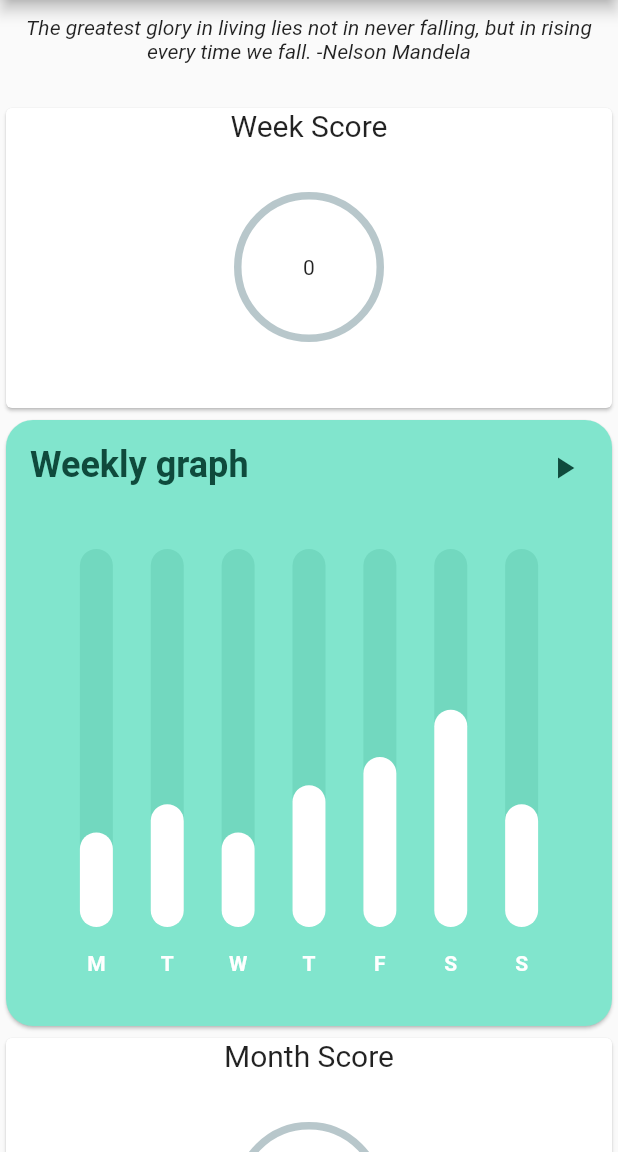
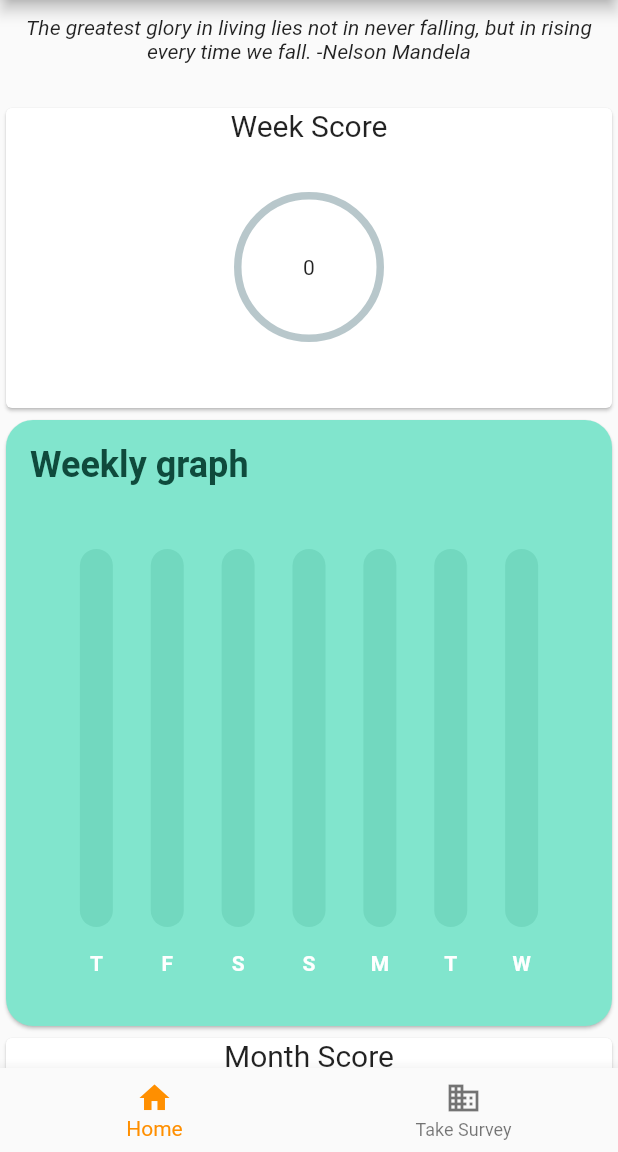
Before and after one commit to blueant006/personalTracker, a Flutter app: the screen it shows after launch, on a phone screen of 412 x 824 dp, the part 84-1236 px from its top. Run offline on Flutter 3.47's test engine with Material 2 defaults, Android fonts, the phone set to English and light mode, and no system bars; drawn by our look-alikes of fl_chart, percent_indicator; our stand-ins replace shared_preferences.

Commit message:
added graph

```diff
--- a/lib/Dashboard.dart
+++ b/lib/Dashboard.dart
@@ -6,6 +6,7 @@ import 'dart:math';
 import 'dart:async';
 import 'quote.dart';
 import 'graph.dart';
+import 'main.dart';
 
 class Dashboard extends StatefulWidget {
   @override
@@ -16,20 +17,20 @@ class Dashboard extends StatefulWidget {
   }
 }
 
-List<String> vaa;
+List<String> vaa = [];
 String weekScore = "0";
 String monthScore = "0";
 double getDayScore(List<String> a) {
   return ((0.75 * int.parse(a[0])) +
-          (0.25 * int.parse(a[1])) +
+          (0.50 * int.parse(a[1])) +
           (0.25 * int.parse(a[2])) +
           (3 * int.parse(a[3])) +
           (1 * int.parse(a[4])) +
           (1.5 * int.parse(a[5])) +
           (1 * int.parse(a[6])) +
-          (1 * int.parse(a[7])) +
-          (0.25 * int.parse(a[8]))) /
-      9;
+          (1.5 * int.parse(a[7])) +
+          (0.50 * int.parse(a[8]))) /
+      10;
 }
 
 Future<String> read7day() async {
@@ -64,7 +65,7 @@ Future<String> read7day() async {
 }
 
 double roundDouble(double value, int places) {
-  double mod = pow(10.0, places);
+  double mod = pow(10.0, places).toDouble();
   return ((value * mod).round().toDouble() / mod);
 }
 
@@ -157,6 +158,7 @@ class DashboardState extends State<Dashboard> {
                       ConnectionState.waiting) {
                     return (Text("Waiting..."));
                   }
+                  throw 'TODO';
                 }),
             BarChartSample1(),
             FutureBuilder<String>(
@@ -200,6 +202,7 @@ class DashboardState extends State<Dashboard> {
                       ConnectionState.waiting) {
                     return (Text("Waiting..."));
                   }
+                  throw 'TODO';
                 }),
             ElevatedButton(
                 child:
--- a/lib/graph.dart
+++ b/lib/graph.dart
@@ -3,6 +3,7 @@ import 'dart:math';
 import 'package:flutter/gestures.dart';
 import 'package:fl_chart/fl_chart.dart';
 import 'package:flutter/material.dart';
+import 'package:shared_preferences/shared_preferences.dart';
 
 class BarChartSample1 extends StatefulWidget {
   final List<Color> availableColors = [
@@ -25,76 +26,10 @@ class BarChartSample1State extends State<BarChartSample1> {
   int touchedIndex = -1;
 
   bool isPlaying = false;
-
-  @override
-  Widget build(BuildContext context) {
-    return AspectRatio(
-      aspectRatio: 1,
-      child: Card(
-        shape: RoundedRectangleBorder(borderRadius: BorderRadius.circular(18)),
-        color: const Color(0xff81e5cd),
-        child: Stack(
-          children: <Widget>[
-            Padding(
-              padding: const EdgeInsets.all(16),
-              child: Column(
-                crossAxisAlignment: CrossAxisAlignment.stretch,
-                mainAxisAlignment: MainAxisAlignment.start,
-                mainAxisSize: MainAxisSize.max,
-                children: <Widget>[
-                  Text(
-                    'Weekly graph',
-                    style: TextStyle(
-                        color: const Color(0xff0f4a3c),
-                        fontSize: 24,
-                        fontWeight: FontWeight.bold),
-                  ),
-                  const SizedBox(
-                    height: 4,
-                  ),
-                  const SizedBox(
-                    height: 38,
-                  ),
-                  Expanded(
-                    child: Padding(
-                      padding: const EdgeInsets.symmetric(horizontal: 8.0),
-                      child: BarChart(
-                        isPlaying ? randomData() : mainBarData(),
-                        swapAnimationDuration: animDuration,
-                      ),
-                    ),
-                  ),
-                  const SizedBox(
-                    height: 12,
-                  ),
-                ],
-              ),
-            ),
-            Padding(
-              padding: const EdgeInsets.all(8.0),
-              child: Align(
-                alignment: Alignment.topRight,
-                child: IconButton(
-                  icon: Icon(
-                    isPlaying ? Icons.pause : Icons.play_arrow,
-                    color: const Color(0xff0f4a3c),
-                  ),
-                  onPressed: () {
-                    setState(() {
-                      isPlaying = !isPlaying;
-                      if (isPlaying) {
-                        refreshState();
-                      }
-                    });
-                  },
-                ),
-              ),
-            )
-          ],
-        ),
-      ),
-    );
-  }
+  List<String> vaa = [];
+  String weekScore = "";
+  List<int> days = [];
+  List<double> scores = [];
 
   BarChartGroupData makeGroupData(
     int x,
@@ -113,7 +48,7 @@ class BarChartSample1State extends State<BarChartSample1> {
           width: width,
           backDrawRodData: BackgroundBarChartRodData(
             show: true,
-            y: 20,
+            y: 10,
             colors: [barBackgroundColor],
           ),
         ),
@@ -122,26 +57,77 @@ class BarChartSample1State extends State<BarChartSample1> {
     );
   }
 
-  List<BarChartGroupData> showingGroups() => List.generate(7, (i) {
-        switch (i) {
-          case 0:
-            return makeGroupData(0, 5, isTouched: i == touchedIndex);
-          case 1:
-            return makeGroupData(1, 6.5, isTouched: i == touchedIndex);
-          case 2:
-            return makeGroupData(2, 5, isTouched: i == touchedIndex);
-          case 3:
-            return makeGroupData(3, 7.5, isTouched: i == touchedIndex);
-          case 4:
-            return makeGroupData(4, 9, isTouched: i == touchedIndex);
-          case 5:
-            return makeGroupData(5, 11.5, isTouched: i == touchedIndex);
-          case 6:
-            return makeGroupData(6, 6.5, isTouched: i == touchedIndex);
-          default:
-            return throw Error();
+  var dayMap = {
+    "Monday": 0,
+    "Tuesday": 1,
+    "Wednesday": 2,
+    "Thursaday": 3,
+    "Friday": 4,
+    "Sataurday": 5,
+    "Sunday": 6
+  };
+  double getDayScore(List<String> a) {
+    return ((0.75 * int.parse(a[0])) +
+            (0.50 * int.parse(a[1])) +
+            (0.25 * int.parse(a[2])) +
+            (3 * int.parse(a[3])) +
+            (1 * int.parse(a[4])) +
+            (1.5 * int.parse(a[5])) +
+            (1 * int.parse(a[6])) +
+            (1.5 * int.parse(a[7])) +
+            (0.50 * int.parse(a[8]))) /
+        10;
   }
-      });
+
+  double roundDouble(double value, int places) {
+    double mod = pow(10.0, places).toDouble();
+    return ((value * mod).round().toDouble() / mod);
+  }
+
+  Future<String> read7day() async {
+    final prefs = await SharedPreferences.getInstance();
+    String cur = "";
+    var curDate = DateTime.now();
+
+    int count = 0;
+    double curScore = 0;
+    for (int i = 6; i >= 0; i--) {
+      var prev = DateTime.now().subtract(Duration(days: i));
+      cur = (prev.year).toString() +
+          "-" +
+          (prev.month).toString() +
+          "-" +
+          (prev.day).toString();
+      var key = cur;
+      int day = prev.weekday;
+      days.add(day - 1);
+      vaa = prefs.getStringList(key) ?? ["0"];
+      //print(vaa);
+      if (vaa.length == 1) {
+        scores.add(0);
+      } else {
+        count++;
+        curScore = curScore + getDayScore(vaa);
+        scores.add(getDayScore(vaa));
+      }
+    }
+    //print(scores);
+    double totalScore = curScore / count;
+    totalScore = roundDouble(totalScore, 2);
+    weekScore = totalScore.toString();
+
+    return Future.value(weekScore);
+    //print(score);
+  }
+
+  List<BarChartGroupData> showingGroups() {
+    List<BarChartGroupData> ans = [];
+    //read7day();
+    for (int i = 0; i < 7; i++) {
+      ans.add(makeGroupData(days[i], scores[i], isTouched: i == touchedIndex));
+    }
+    return ans;
+  }
 
   BarChartData mainBarData() {
     return BarChartData(
@@ -194,17 +180,7 @@ class BarChartSample1State extends State<BarChartSample1> {
                 ],
               );
             }),
-        touchCallback: (barTouchResponse) {
-          setState(() {
-            if (barTouchResponse.spot != null &&
-                barTouchResponse.touchInput is! PointerUpEvent &&
-                barTouchResponse.touchInput is! PointerExitEvent) {
-              touchedIndex = barTouchResponse.spot.touchedBarGroupIndex;
-            } else {
-              touchedIndex = -1;
-            }
-          });
-        },
+        touchCallback: null,
       ),
       titlesData: FlTitlesData(
         show: true,
@@ -245,94 +221,71 @@ class BarChartSample1State extends State<BarChartSample1> {
     );
   }
 
-  BarChartData randomData() {
-    return BarChartData(
-      barTouchData: BarTouchData(
-        enabled: false,
+  @override
+  Widget build(BuildContext context) {
+    return Container(
+        child: FutureBuilder<String>(
+            future: read7day(),
+            builder: (BuildContext context, AsyncSnapshot<String> snapshot) {
+              if (snapshot.connectionState == ConnectionState.done) {
+                return AspectRatio(
+                  aspectRatio: 1,
+                  child: Card(
+                    shape: RoundedRectangleBorder(
+                        borderRadius: BorderRadius.circular(18)),
+                    color: const Color(0xff81e5cd),
+                    child: Stack(
+                      children: <Widget>[
+                        Padding(
+                          padding: const EdgeInsets.all(16),
+                          child: Column(
+                            crossAxisAlignment: CrossAxisAlignment.stretch,
+                            mainAxisAlignment: MainAxisAlignment.start,
+                            mainAxisSize: MainAxisSize.max,
+                            children: <Widget>[
+                              Text(
+                                'Weekly graph',
+                                style: TextStyle(
+                                    color: const Color(0xff0f4a3c),
+                                    fontSize: 24,
+                                    fontWeight: FontWeight.bold),
                               ),
-      titlesData: FlTitlesData(
-        show: true,
-        bottomTitles: SideTitles(
-          showTitles: true,
-          getTextStyles: (value) => const TextStyle(
-              color: Colors.white, fontWeight: FontWeight.bold, fontSize: 14),
-          margin: 16,
-          getTitles: (double value) {
-            switch (value.toInt()) {
-              case 0:
-                return 'M';
-              case 1:
-                return 'T';
-              case 2:
-                return 'W';
-              case 3:
-                return 'T';
-              case 4:
-                return 'F';
-              case 5:
-                return 'S';
-              case 6:
-                return 'S';
-              default:
-                return '';
-            }
-          },
+                              const SizedBox(
+                                height: 4,
                               ),
-        leftTitles: SideTitles(
-          showTitles: false,
+                              const SizedBox(
+                                height: 38,
+                              ),
+                              Expanded(
+                                child: Padding(
+                                  padding: const EdgeInsets.symmetric(
+                                      horizontal: 8.0),
+                                  child: BarChart(
+                                    mainBarData(),
+                                    swapAnimationDuration: animDuration,
                                   ),
                                 ),
-      borderData: FlBorderData(
-        show: false,
                               ),
-      barGroups: List.generate(7, (i) {
-        switch (i) {
-          case 0:
-            {
-              return makeGroupData(0, Random().nextInt(15).toDouble() + 6,
-                  barColor: widget.availableColors[
-                      Random().nextInt(widget.availableColors.length)]);
+                              const SizedBox(
+                                height: 12,
+                              ),
+                            ],
+                          ),
+                        ),
+                        Padding(
+                          padding: const EdgeInsets.all(8.0),
+                          child: Align(
+                            alignment: Alignment.topRight,
+                          ),
+                        )
+                      ],
+                    ),
+                  ),
+                );
+              } else if (snapshot.connectionState == ConnectionState.waiting) {
+                return Text("Wating...");
               }
-          case 1:
-            {
-              return makeGroupData(1, Random().nextInt(15).toDouble() + 6,
-                  barColor: widget.availableColors[
-                      Random().nextInt(widget.availableColors.length)]);
-            }
-
-          case 2:
-            return makeGroupData(2, Random().nextInt(15).toDouble() + 6,
-                barColor: widget.availableColors[
-                    Random().nextInt(widget.availableColors.length)]);
-          case 3:
-            return makeGroupData(3, Random().nextInt(15).toDouble() + 6,
-                barColor: widget.availableColors[
-                    Random().nextInt(widget.availableColors.length)]);
-          case 4:
-            return makeGroupData(4, Random().nextInt(15).toDouble() + 6,
-                barColor: widget.availableColors[
-                    Random().nextInt(widget.availableColors.length)]);
-          case 5:
-            return makeGroupData(5, Random().nextInt(15).toDouble() + 6,
-                barColor: widget.availableColors[
-                    Random().nextInt(widget.availableColors.length)]);
-          case 6:
-            return makeGroupData(6, Random().nextInt(15).toDouble() + 6,
-                barColor: widget.availableColors[
-                    Random().nextInt(widget.availableColors.length)]);
-          default:
-            return throw Error();
-        }
-      }),
-    );
-  }
-
-  Future<dynamic> refreshState() async {
-    setState(() {});
-    await Future<dynamic>.delayed(
-        animDuration + const Duration(milliseconds: 50));
-    if (isPlaying) {
-      await refreshState();
+              throw 'TODO';
+            }));
   }
 }
-}
--- a/lib/main.dart
+++ b/lib/main.dart
@@ -1,33 +1,78 @@
 import 'package:flutter/material.dart';
-import 'section.dart';
-import 'option.dart';
-import 'result.dart';
+import 'package:my_first_app/Dashboard.dart';
 import 'Dashboard.dart';
-import 'package:shared_preferences/shared_preferences.dart';
 
-void main() {
-  runApp(MaterialApp(
-    title: 'Personal Tracker',
-    home: MainPage(),
-  ));
-}
+void main() => runApp(MyApp());
 
-class MainPage extends StatefulWidget {
+/// This is the main application widget.
+class MyApp extends StatelessWidget {
+  MyApp({
+    Key key,
+  }) : super(key: key);
+
+  static const String _title = 'Flutter Code Sample';
+
   @override
-  State<StatefulWidget> createState() {
-    // TODO: implement createState
-    return _MainPageState();
-    throw UnimplementedError();
+  Widget build(BuildContext context) {
+    return const MaterialApp(
+      title: _title,
+      home: MyStatefulWidget(),
+    );
   }
 }
 
-class _MainPageState extends State<MainPage> {
+class MyStatefulWidget extends StatefulWidget {
+  const MyStatefulWidget({
+    Key key,
+  }) : super(key: key);
+
+  @override
+  State<MyStatefulWidget> createState() => _MyStatefulWidgetState();
+}
+
+/// This is the private State class that goes with MyStatefulWidget.
+class _MyStatefulWidgetState extends State<MyStatefulWidget> {
+  int _selectedIndex = 0;
+  static const TextStyle optionStyle =
+      TextStyle(fontSize: 30, fontWeight: FontWeight.bold);
+  List<Widget> _widgetOptions = <Widget>[
+    Dashboard(),
+    Text(
+      'Index 1: Take Survey',
+      style: optionStyle,
+    ),
+  ];
+
+  void _onItemTapped(int index) {
+    setState(() {
+      _selectedIndex = index;
+    });
+  }
+
+  @override
   Widget build(BuildContext context) {
     return Scaffold(
       appBar: AppBar(
-        title: Text("Personal Tracker"),
+        title: const Text('Personal Tracker'),
       ),
-      body: Dashboard(),
+      body: Center(
+        child: _widgetOptions.elementAt(_selectedIndex),
+      ),
+      bottomNavigationBar: BottomNavigationBar(
+        items: const <BottomNavigationBarItem>[
+          BottomNavigationBarItem(
+            icon: Icon(Icons.home),
+            label: 'Home',
+          ),
+          BottomNavigationBarItem(
+            icon: Icon(Icons.business),
+            label: 'Take Survey',
+          ),
+        ],
+        currentIndex: _selectedIndex,
+        selectedItemColor: Colors.amber[800],
+        onTap: _onItemTapped,
+      ),
     );
   }
 }
--- a/lib/option.dart
+++ b/lib/option.dart
@@ -12,7 +12,7 @@ class Option extends StatelessWidget {
           style: TextStyle(fontSize: 20),
           textAlign: TextAlign.center,
         ),
-        onPressed: x,
+        onPressed: x(),
         color: Colors.amber,
       ),
     );
--- a/lib/survey.dart
+++ b/lib/survey.dart
@@ -1,21 +1,21 @@
 import 'package:flutter/material.dart';
+import 'package:my_first_app/main.dart';
 import 'section.dart';
 import 'option.dart';
 import 'result.dart';
 import 'Dashboard.dart';
 import 'package:shared_preferences/shared_preferences.dart';
-import 'main.dart';
 
-class MyApp extends StatefulWidget {
+class MySurvey extends StatefulWidget {
   @override
   State<StatefulWidget> createState() {
     // TODO: implement createState
-    return _MyAppState();
+    return _MySurveyState();
     throw UnimplementedError();
   }
 }
 
-class _MyAppState extends State<MyApp> {
+class _MySurveyState extends State<MySurvey> {
   int qIndex = 0;
   List<String> entries = [];
   var questions = [
@@ -87,7 +87,7 @@ class _MyAppState extends State<MyApp> {
     Navigator.pushReplacement(
       context,
       MaterialPageRoute(
-        builder: (context) => MainPage(),
+        builder: (context) => MyApp(),
       ),
     );
   }
@@ -104,7 +104,7 @@ class _MyAppState extends State<MyApp> {
             body: qIndex < questions.length
                 ? Column(
                     children: <Widget>[
-                      Section(questions[qIndex]['t']),
+                      Section(questions[qIndex]['t'].toString()),
                       ...(questions[qIndex]["Options"] as List<String>)
                           .map((answer) {
                         return Option(() => fun(answer), answer);
```
Also changed, not shown: lib/result.dart (+5 -3 lines), 1 other file. Lines whose indentation alone changed are shown as unchanged.
